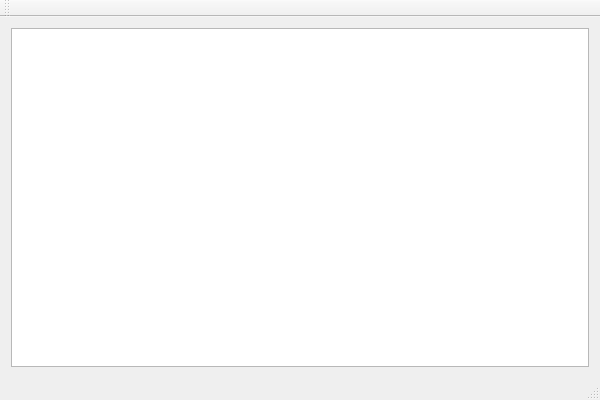
Old version of the form ui/mainwindow.ui in the repository CICSilver/noteTool.
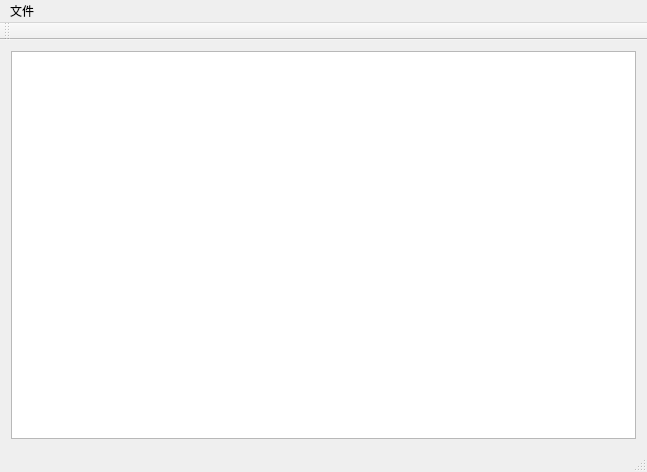
New version of the form.

```diff
--- a/ui/mainwindow.ui
+++ b/ui/mainwindow.ui
@@ -6,8 +6,8 @@
    <rect>
     <x>0</x>
     <y>0</y>
-    <width>600</width>
-    <height>400</height>
+    <width>647</width>
+    <height>472</height>
    </rect>
   </property>
   <property name="windowTitle">
@@ -25,10 +25,18 @@
     <rect>
      <x>0</x>
      <y>0</y>
-     <width>600</width>
+     <width>647</width>
      <height>22</height>
     </rect>
    </property>
+   <widget class="QMenu" name="menu">
+    <property name="title">
+     <string>文件</string>
+    </property>
+    <addaction name="openAction"/>
+    <addaction name="saveAction"/>
+   </widget>
+   <addaction name="menu"/>
   </widget>
   <widget class="QToolBar" name="mainToolBar">
    <attribute name="toolBarArea">
```
Left out of the diff: 10 changed lines with no effect on the pictures.
